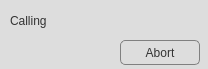
projedi/videochat, file callrequest.ui: the form before one commit.
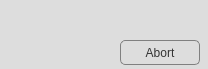
The form after the commit. Icons and pictures are not drawn.

Patch:
```diff
--- a/callrequest.ui
+++ b/callrequest.ui
@@ -85,25 +85,12 @@
 radius: 1.35, stop: 0 #fff, stop: 1 #ccc);
 }</string>
   </property>
-  <widget class="QLabel" name="label">
-   <property name="geometry">
-    <rect>
-     <x>10</x>
-     <y>10</y>
-     <width>61</width>
-     <height>21</height>
-    </rect>
-   </property>
-   <property name="text">
-    <string>Calling</string>
-   </property>
-  </widget>
   <widget class="QLabel" name="labelContact">
    <property name="geometry">
     <rect>
-     <x>80</x>
+     <x>0</x>
      <y>10</y>
-     <width>121</width>
+     <width>201</width>
      <height>21</height>
     </rect>
    </property>
```
